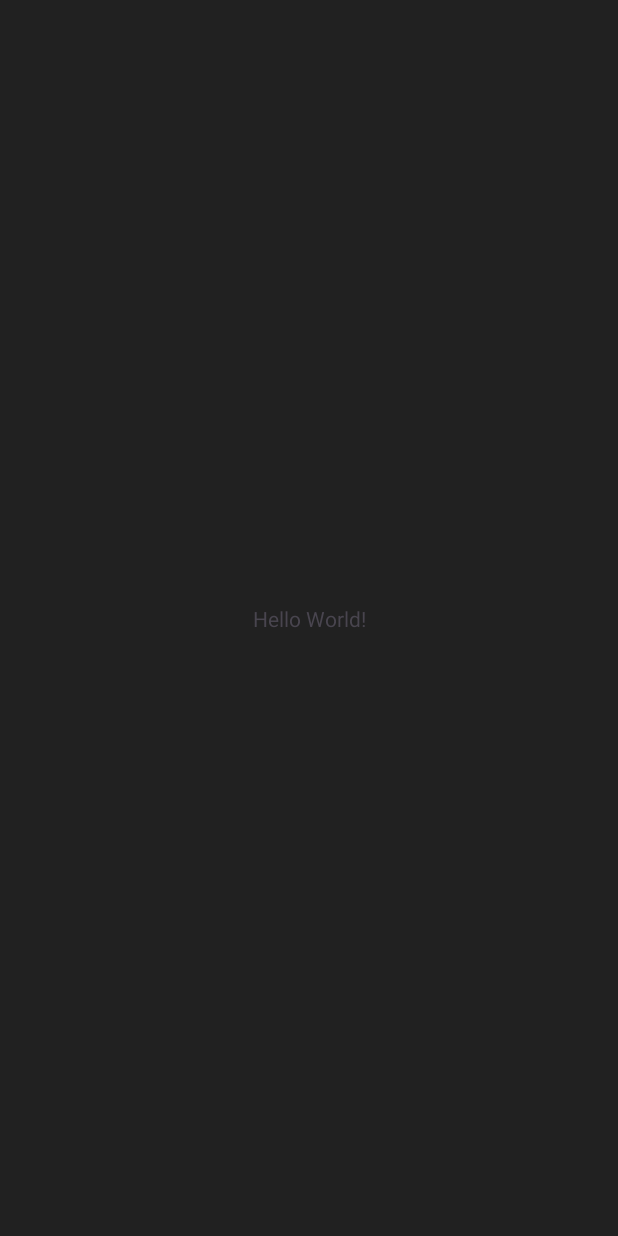
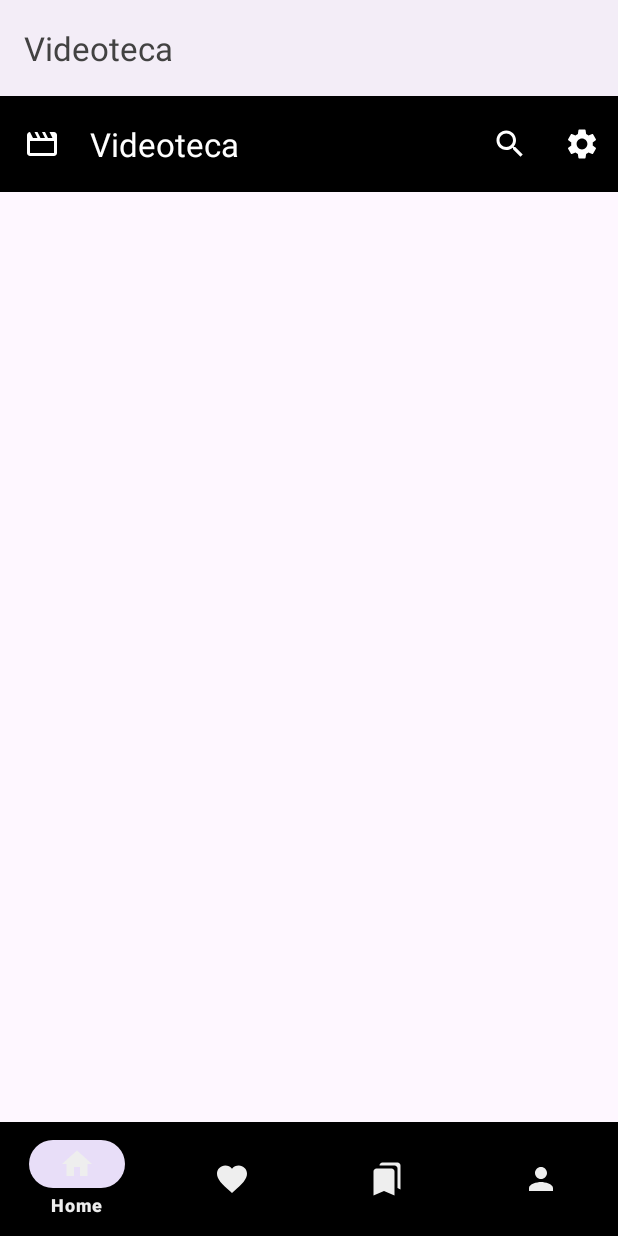
Before and after one commit to Bicanic-Alen/Videoteca_by_Alen_Bicanic, an Android app: the screen it shows after launch (MainActivity), on a phone screen of 412 x 824 dp. Before the commit the screen is almost empty. Run offline under Robolectric (Android 15) with nearby library versions, the phone set to English and light mode, and no system bars.

Commit message:
modifica del main activity, aggiunta toolbar, bottonnavar, creazione dei correspetivi menu, aggiunto frame view, aggiornate le stringe e modifica dei temi, aggiunta di icone per i menu.

```diff
--- a/app/src/main/AndroidManifest.xml
+++ b/app/src/main/AndroidManifest.xml
@@ -14,9 +14,11 @@
         tools:targetApi="31">
         <activity
             android:name=".Registrazione"
+            android:theme="@style/Base.Theme.Videoteca_NoActionbar"
             android:exported="false" />
         <activity
             android:name=".Login"
+            android:theme="@style/Base.Theme.Videoteca_NoActionbar"
             android:exported="false" />
         <activity
             android:name=".MainActivity"
--- /dev/null
+++ b/app/src/main/java/videoteca/main/HomeFragment.kt
@@ -0,0 +1,59 @@
+package videoteca.main
+
+import android.os.Bundle
+import androidx.fragment.app.Fragment
+import android.view.LayoutInflater
+import android.view.View
+import android.view.ViewGroup
+
+// TODO: Rename parameter arguments, choose names that match
+// the fragment initialization parameters, e.g. ARG_ITEM_NUMBER
+private const val ARG_PARAM1 = "param1"
+private const val ARG_PARAM2 = "param2"
+
+/**
+ * A simple [Fragment] subclass.
+ * Use the [HomeFragment.newInstance] factory method to
+ * create an instance of this fragment.
+ */
+class HomeFragment : Fragment() {
+    // TODO: Rename and change types of parameters
+    private var param1: String? = null
+    private var param2: String? = null
+
+    override fun onCreate(savedInstanceState: Bundle?) {
+        super.onCreate(savedInstanceState)
+        arguments?.let {
+            param1 = it.getString(ARG_PARAM1)
+            param2 = it.getString(ARG_PARAM2)
+        }
+    }
+
+    override fun onCreateView(
+        inflater: LayoutInflater, container: ViewGroup?,
+        savedInstanceState: Bundle?
+    ): View? {
+        // Inflate the layout for this fragment
+        return inflater.inflate(R.layout.fragment_home, container, false)
+    }
+
+    companion object {
+        /**
+         * Use this factory method to create a new instance of
+         * this fragment using the provided parameters.
+         *
+         * @param param1 Parameter 1.
+         * @param param2 Parameter 2.
+         * @return A new instance of fragment HomeFragment.
+         */
+        // TODO: Rename and change types and number of parameters
+        @JvmStatic
+        fun newInstance(param1: String, param2: String) =
+            HomeFragment().apply {
+                arguments = Bundle().apply {
+                    putString(ARG_PARAM1, param1)
+                    putString(ARG_PARAM2, param2)
+                }
+            }
+    }
+}
--- /dev/null
+++ b/app/src/main/res/drawable/ic_bookmarks.xml
@@ -0,0 +1,5 @@
+<vector xmlns:android="http://schemas.android.com/apk/res/android" android:height="24dp" android:tint="#FFFFFF" android:viewportHeight="24" android:viewportWidth="24" android:width="24dp">
+
+    <path android:fillColor="@android:color/white" android:pathData="M19,18l2,1V3c0,-1.1 -0.9,-2 -2,-2H8.99C7.89,1 7,1.9 7,3h10c1.1,0 2,0.9 2,2v13zM15,5H5c-1.1,0 -2,0.9 -2,2v16l7,-3 7,3V7c0,-1.1 -0.9,-2 -2,-2z"/>
+
+</vector>
--- /dev/null
+++ b/app/src/main/res/drawable/ic_favorite.xml
@@ -0,0 +1,5 @@
+<vector xmlns:android="http://schemas.android.com/apk/res/android" android:height="24dp" android:tint="#FFFFFF" android:viewportHeight="24" android:viewportWidth="24" android:width="24dp">
+
+    <path android:fillColor="@android:color/white" android:pathData="M12,21.35l-1.45,-1.32C5.4,15.36 2,12.28 2,8.5 2,5.42 4.42,3 7.5,3c1.74,0 3.41,0.81 4.5,2.09C13.09,3.81 14.76,3 16.5,3 19.58,3 22,5.42 22,8.5c0,3.78 -3.4,6.86 -8.55,11.54L12,21.35z"/>
+
+</vector>
--- /dev/null
+++ b/app/src/main/res/drawable/ic_favorite_border.xml
@@ -0,0 +1,5 @@
+<vector xmlns:android="http://schemas.android.com/apk/res/android" android:height="24dp" android:tint="#FFFFFF" android:viewportHeight="24" android:viewportWidth="24" android:width="24dp">
+
+    <path android:fillColor="@android:color/white" android:pathData="M16.5,3c-1.74,0 -3.41,0.81 -4.5,2.09C10.91,3.81 9.24,3 7.5,3 4.42,3 2,5.42 2,8.5c0,3.78 3.4,6.86 8.55,11.54L12,21.35l1.45,-1.32C18.6,15.36 22,12.28 22,8.5 22,5.42 19.58,3 16.5,3zM12.1,18.55l-0.1,0.1 -0.1,-0.1C7.14,14.24 4,11.39 4,8.5 4,6.5 5.5,5 7.5,5c1.54,0 3.04,0.99 3.57,2.36h1.87C13.46,5.99 14.96,5 16.5,5c2,0 3.5,1.5 3.5,3.5 0,2.89 -3.14,5.74 -7.9,10.05z"/>
+
+</vector>
--- /dev/null
+++ b/app/src/main/res/drawable/ic_home_24.xml
@@ -0,0 +1,5 @@
+<vector xmlns:android="http://schemas.android.com/apk/res/android" android:height="24dp" android:tint="#FFFFFF" android:viewportHeight="24" android:viewportWidth="24" android:width="24dp">
+
+    <path android:fillColor="@android:color/white" android:pathData="M10,20v-6h4v6h5v-8h3L12,3 2,12h3v8z"/>
+
+</vector>
--- /dev/null
+++ b/app/src/main/res/drawable/ic_person.xml
@@ -0,0 +1,5 @@
+<vector xmlns:android="http://schemas.android.com/apk/res/android" android:height="24dp" android:tint="#FFFFFF" android:viewportHeight="24" android:viewportWidth="24" android:width="24dp">
+
+    <path android:fillColor="@android:color/white" android:pathData="M12,12c2.21,0 4,-1.79 4,-4s-1.79,-4 -4,-4 -4,1.79 -4,4 1.79,4 4,4zM12,14c-2.67,0 -8,1.34 -8,4v2h16v-2c0,-2.66 -5.33,-4 -8,-4z"/>
+
+</vector>
--- /dev/null
+++ b/app/src/main/res/drawable/ic_search.xml
@@ -0,0 +1,5 @@
+<vector xmlns:android="http://schemas.android.com/apk/res/android" android:height="24dp" android:tint="#FFFFFF" android:viewportHeight="24" android:viewportWidth="24" android:width="24dp">
+
+    <path android:fillColor="@android:color/white" android:pathData="M15.5,14h-0.79l-0.28,-0.27C15.41,12.59 16,11.11 16,9.5 16,5.91 13.09,3 9.5,3S3,5.91 3,9.5 5.91,16 9.5,16c1.61,0 3.09,-0.59 4.23,-1.57l0.27,0.28v0.79l5,4.99L20.49,19l-4.99,-5zM9.5,14C7.01,14 5,11.99 5,9.5S7.01,5 9.5,5 14,7.01 14,9.5 11.99,14 9.5,14z"/>
+
+</vector>
--- /dev/null
+++ b/app/src/main/res/drawable/ic_settings.xml
@@ -0,0 +1,5 @@
+<vector xmlns:android="http://schemas.android.com/apk/res/android" android:height="24dp" android:tint="#FFFFFF" android:viewportHeight="24" android:viewportWidth="24" android:width="24dp">
+
+    <path android:fillColor="@android:color/white" android:pathData="M19.14,12.94c0.04,-0.3 0.06,-0.61 0.06,-0.94c0,-0.32 -0.02,-0.64 -0.07,-0.94l2.03,-1.58c0.18,-0.14 0.23,-0.41 0.12,-0.61l-1.92,-3.32c-0.12,-0.22 -0.37,-0.29 -0.59,-0.22l-2.39,0.96c-0.5,-0.38 -1.03,-0.7 -1.62,-0.94L14.4,2.81c-0.04,-0.24 -0.24,-0.41 -0.48,-0.41h-3.84c-0.24,0 -0.43,0.17 -0.47,0.41L9.25,5.35C8.66,5.59 8.12,5.92 7.63,6.29L5.24,5.33c-0.22,-0.08 -0.47,0 -0.59,0.22L2.74,8.87C2.62,9.08 2.66,9.34 2.86,9.48l2.03,1.58C4.84,11.36 4.8,11.69 4.8,12s0.02,0.64 0.07,0.94l-2.03,1.58c-0.18,0.14 -0.23,0.41 -0.12,0.61l1.92,3.32c0.12,0.22 0.37,0.29 0.59,0.22l2.39,-0.96c0.5,0.38 1.03,0.7 1.62,0.94l0.36,2.54c0.05,0.24 0.24,0.41 0.48,0.41h3.84c0.24,0 0.44,-0.17 0.47,-0.41l0.36,-2.54c0.59,-0.24 1.13,-0.56 1.62,-0.94l2.39,0.96c0.22,0.08 0.47,0 0.59,-0.22l1.92,-3.32c0.12,-0.22 0.07,-0.47 -0.12,-0.61L19.14,12.94zM12,15.6c-1.98,0 -3.6,-1.62 -3.6,-3.6s1.62,-3.6 3.6,-3.6s3.6,1.62 3.6,3.6S13.98,15.6 12,15.6z"/>
+
+</vector>
--- a/app/src/main/res/layout/activity_main.xml
+++ b/app/src/main/res/layout/activity_main.xml
@@ -7,13 +7,42 @@
     android:layout_height="match_parent"
     tools:context=".MainActivity">
 
-    <TextView
-        android:layout_width="wrap_content"
+    <androidx.appcompat.widget.Toolbar
+        android:id="@+id/toolbar"
+        android:layout_width="0dp"
         android:layout_height="wrap_content"
-        android:text="Hello World!"
+        android:background="@color/black"
+        android:minHeight="?attr/actionBarSize"
+        android:theme="?attr/actionBarTheme"
+        app:layout_constraintEnd_toEndOf="parent"
+        app:layout_constraintStart_toStartOf="parent"
+        app:layout_constraintTop_toTopOf="parent"
+        app:menu="@menu/top_menu"
+        app:navigationIcon="@drawable/ic_movie"
+        app:title="@string/app_name"
+        app:titleTextColor="@color/white" />
+
+    <com.google.android.material.bottomnavigation.BottomNavigationView
+        android:id="@+id/bottomNavigationView"
+        android:layout_width="0dp"
+        android:layout_height="76dp"
+        android:background="@color/black"
+        app:itemIconTint="@color/gray_200"
+        app:itemTextColor="@color/gray_200"
         app:layout_constraintBottom_toBottomOf="parent"
         app:layout_constraintEnd_toEndOf="parent"
+        app:layout_constraintHorizontal_bias="0.0"
         app:layout_constraintStart_toStartOf="parent"
-        app:layout_constraintTop_toTopOf="parent" />
+        app:menu="@menu/botton_menu" />
+
+    <FrameLayout
+        android:layout_width="409dp"
+        android:layout_height="589dp"
+        app:layout_constraintBottom_toTopOf="@+id/bottomNavigationView"
+        app:layout_constraintEnd_toEndOf="parent"
+        app:layout_constraintStart_toStartOf="parent"
+        app:layout_constraintTop_toBottomOf="@+id/toolbar">
+
+    </FrameLayout>
 
 </androidx.constraintlayout.widget.ConstraintLayout>
--- /dev/null
+++ b/app/src/main/res/layout/fragment_home.xml
@@ -0,0 +1,14 @@
+<?xml version="1.0" encoding="utf-8"?>
+<FrameLayout xmlns:android="http://schemas.android.com/apk/res/android"
+    xmlns:tools="http://schemas.android.com/tools"
+    android:layout_width="match_parent"
+    android:layout_height="match_parent"
+    tools:context=".HomeFragment">
+
+    <!-- TODO: Update blank fragment layout -->
+    <TextView
+        android:layout_width="match_parent"
+        android:layout_height="match_parent"
+        android:text="@string/hello_blank_fragment" />
+
+</FrameLayout>
--- /dev/null
+++ b/app/src/main/res/menu/botton_menu.xml
@@ -0,0 +1,26 @@
+<?xml version="1.0" encoding="utf-8"?>
+<menu xmlns:android="http://schemas.android.com/apk/res/android">
+
+    <item
+        android:id="@+id/home"
+        android:title="@string/home"
+        android:icon="@drawable/ic_home_24" />
+
+    <item
+        android:id="@+id/favorites"
+        android:title="@string/favorites"
+        android:icon="@drawable/ic_favorite" />
+
+    <item
+        android:id="@+id/watchlist"
+        android:title="@string/watchlist"
+        android:icon="@drawable/ic_bookmarks" />
+
+
+    <item
+        android:id="@+id/user_area"
+        android:title="@string/user_area"
+        android:icon="@drawable/ic_person"
+        />
+
+</menu>
--- /dev/null
+++ b/app/src/main/res/menu/top_menu.xml
@@ -0,0 +1,17 @@
+<?xml version="1.0" encoding="utf-8"?>
+<menu xmlns:app="http://schemas.android.com/apk/res-auto"
+    xmlns:android="http://schemas.android.com/apk/res/android">
+
+    <item
+        android:id="@+id/search"
+        android:title="@string/search"
+        android:icon="@drawable/ic_search"
+        android:iconTint="@color/white"
+        app:showAsAction="ifRoom" />
+    <item
+        android:id="@+id/settings"
+        android:title="@string/settings"
+        android:icon="@drawable/ic_settings"
+        android:iconTint="@color/white"
+        app:showAsAction="ifRoom"/>
+</menu>
--- a/app/src/main/res/values/strings.xml
+++ b/app/src/main/res/values/strings.xml
@@ -3,6 +3,14 @@
     <string name="login">Login</string>
     <string name="password">Password</string>
     <string name="forgot_password">Forgot password?</string>
-    <string name="i_don_t_have_already_an_account">I don\'t have already an account</string>
+    <string name="i_don_t_have_already_an_account">I don\'t already have an account</string>
     <string name="email">Email</string>
+    <!-- TODO: Remove or change this placeholder text -->
+    <string name="hello_blank_fragment">Hello blank fragment</string>
+    <string name="home">Home</string>
+    <string name="favorites">favorites</string>
+    <string name="user_area">User Area</string>
+    <string name="watchlist">Watchlist</string>
+    <string name="search">Search</string>
+    <string name="settings">Settings</string>
 </resources>
--- a/app/src/main/res/values/themes.xml
+++ b/app/src/main/res/values/themes.xml
@@ -1,19 +1,50 @@
 <resources xmlns:tools="http://schemas.android.com/tools">
     <!-- Base application theme. -->
-    <style name="Base.Theme.Videoteca" parent="Theme.Material3.DayNight.NoActionBar">
+    <style name="Base.Theme.Videoteca" parent="Theme.Material3.DayNight">
         <!-- Customize your light theme here. -->
+        <item name="android:statusBarColor">@color/black</item>
+
         <item name="colorPrimary">@color/white</item>
         <item name="colorPrimaryVariant">@color/black</item>
-        <item name="colorOnPrimary">@color/gray_900</item>
+        <item name="colorPrimaryDark">@color/black</item>
+        <item name="colorOnPrimary">@color/black</item>
         <item name="colorSecondary">@color/gray_800</item>
         <item name="colorOnSecondary">@color/white</item>
         <item name="colorSecondaryVariant">@color/gray_200</item>
-        <item name="android:colorBackground">@color/gray_900</item>
         <item name="colorOnSurface">@color/gray_800</item>
+        <item name="colorError">@color/red_A700</item>
+        <item name="colorOnError">@color/white</item>
+
+
+
+    </style>
+
+    <style name="Theme.Videoteca" parent="Base.Theme.Videoteca" />
+
+    <style name="App.Costum.indicator" parent="Widget.Material3.BottomNavigationView.ActiveIndicator">
+        <item name="android:color">@color/gray_800</item>
+    </style>
+
+
+
+    <style name="Base.Theme.Videoteca_NoActionbar" parent="Theme.Material3.DayNight.NoActionBar">
+        <!-- Customize your light theme here. -->
+        <item name="android:statusBarColor">@color/black</item>
+        <item name="colorPrimary">@color/white</item>
+        <item name="colorPrimaryVariant">@color/black</item>
+        <item name="colorPrimaryDark">@color/black</item>
+        <item name="backgroundColor">@color/gray_900</item>
+        <item name="colorOnPrimary">@color/black</item>
+        <item name="colorSecondary">@color/gray_800</item>
+        <item name="colorOnSecondary">@color/white</item>
+        <item name="colorSecondaryVariant">@color/gray_200</item>
+        <item name="colorOnSurface">@color/gray_900</item>
         <item name="colorError">@color/red_A700</item>
         <item name="colorOnError">@color/white</item>
 
     </style>
 
-    <style name="Theme.Videoteca" parent="Base.Theme.Videoteca" />
+    <style name="Theme.Videoteca_NoActionbar" parent="Base.Theme.Videoteca" />
+
+
 </resources>
```
Also changed, not shown: 1 other file.
